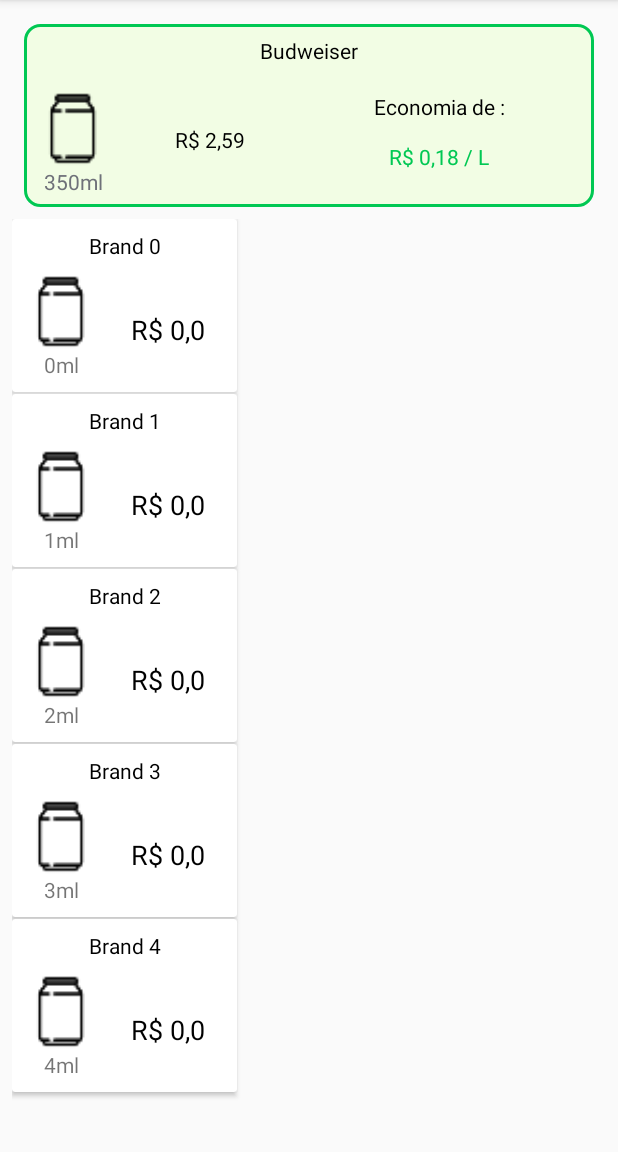
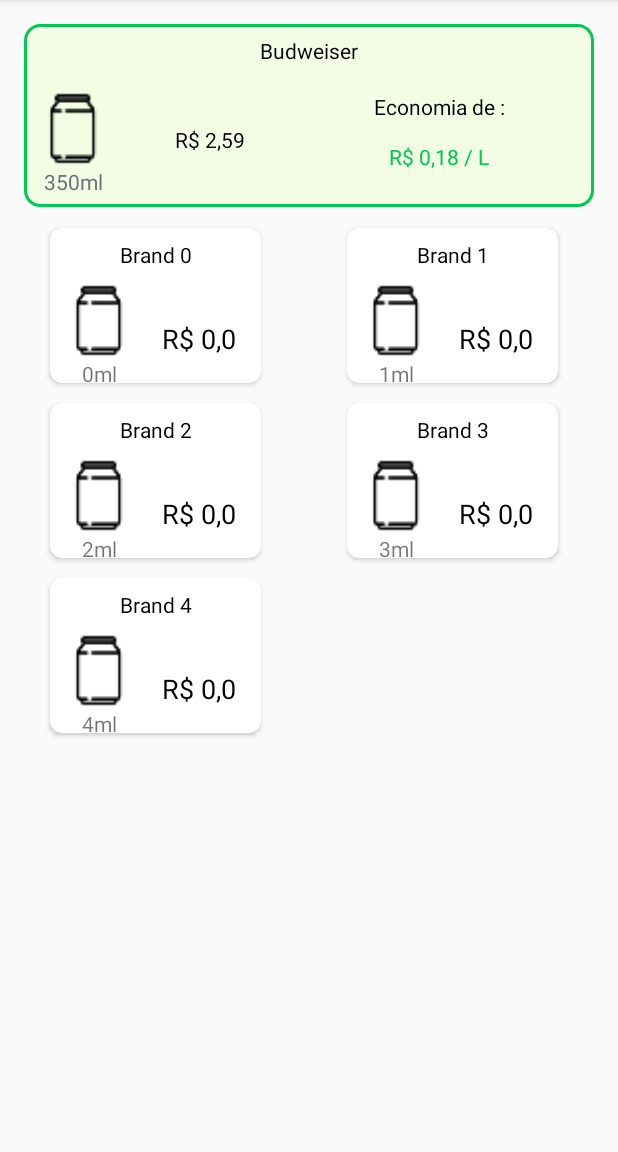
Before and after one commit to beerMais/beerMais-android, an Android app: the home screen opened directly, with no data from a screen before it, on a phone screen of 412 x 824 dp, the part 84-1236 px from its top. Run offline under Robolectric (Android 15) with nearby library versions, the phone set to English and light mode, and no system bars; libraries missing offline, so code that uses them is left out: br.com.joseneves.

Commit message:
Align beer cells to center

```diff
--- a/app/src/main/java/br/com/joseneves/beerMais/ios/home.kt
+++ b/app/src/main/java/br/com/joseneves/beerMais/ios/home.kt
@@ -1,23 +1,24 @@
 package br.com.joseneves.beerMais.ios
 
+import android.graphics.Rect
 import android.os.Bundle
-import android.support.design.widget.Snackbar
 import android.support.design.widget.NavigationView
 import android.support.v4.view.GravityCompat
 import android.support.v7.app.ActionBarDrawerToggle
 import android.support.v7.app.AppCompatActivity
-import android.support.v7.widget.LinearLayoutManager
+import android.support.v7.widget.GridLayoutManager
 import android.support.v7.widget.RecyclerView
 import android.view.Menu
 import android.view.MenuItem
+import android.view.View
 import kotlinx.android.synthetic.main.activity_home.*
 import kotlinx.android.synthetic.main.app_bar_home.*
 
 class home : AppCompatActivity(), NavigationView.OnNavigationItemSelectedListener {
 
-    private var mRecyclerView: RecyclerView? = null
+    private var beerRecyclerView: RecyclerView? = null
     private var mAdapter: RecyclerView.Adapter<*>? = null
-    var beers: ArrayList<Beer> = ArrayList()
+    private var beers: ArrayList<Beer> = ArrayList()
 
     override fun onCreate(savedInstanceState: Bundle?) {
         super.onCreate(savedInstanceState)
@@ -38,19 +39,19 @@
         nav_view.setNavigationItemSelectedListener(this)
 
         for (i in 0..4) {
-            val user = Beer()
-            user.id = i
-            user.amount = i
-            user.brand = "Brand $i"
-            user.amount = i
+            val beer = Beer()
+            beer.id = i
+            beer.amount = i
+            beer.brand = "Brand $i"
+            beer.amount = i
 
-            beers.add(user)
+            beers.add(beer)
         }
-        mRecyclerView = findViewById(R.id.my_recycler_view)
-        val mLayoutManager = LinearLayoutManager(this, LinearLayoutManager.VERTICAL, false)
-        mRecyclerView!!.layoutManager = mLayoutManager
+        beerRecyclerView = findViewById(R.id.beer_recyclerView)
+        beerRecyclerView!!.layoutManager = GridLayoutManager(this, 2)
+        beerRecyclerView!!.addItemDecoration(RecyclerViewMargin())
         mAdapter = BeerAdapter(beers)
-        mRecyclerView!!.adapter = mAdapter
+        beerRecyclerView!!.adapter = mAdapter
     }
 
     override fun onBackPressed() {
@@ -91,4 +92,18 @@
         drawer_layout.closeDrawer(GravityCompat.START)
         return true
     }
+
+    inner class RecyclerViewMargin: RecyclerView.ItemDecoration() {
+        override fun getItemOffsets(
+            outRect: Rect, view: View,
+            parent: RecyclerView, state: RecyclerView.State
+        ) {
+            val totalWidth = parent.width
+            val cardWidth = 150
+
+            var sidePadding = (totalWidth - cardWidth) / 14
+            sidePadding = Math.max(0, sidePadding)
+            outRect.set(sidePadding, 0, 0, 0)
+        }
+    }
 }
--- a/app/src/main/res/layout/content_home.xml
+++ b/app/src/main/res/layout/content_home.xml
@@ -65,8 +65,10 @@
             android:layout_width="0dp"
             android:layout_height="0dp" android:layout_marginTop="8dp"
             app:layout_constraintTop_toBottomOf="@+id/rank" android:layout_marginBottom="8dp"
-            app:layout_constraintBottom_toBottomOf="parent" app:layout_constraintVertical_bias="0.502"
+            app:layout_constraintBottom_toBottomOf="parent" app:layout_constraintVertical_bias="0.0"
             app:layout_constraintEnd_toEndOf="parent" android:layout_marginEnd="8dp"
             app:layout_constraintStart_toStartOf="parent" android:layout_marginStart="8dp"
-            android:id="@+id/my_recycler_view"/>
+            android:id="@+id/beer_recyclerView" app:layout_constraintHorizontal_bias="0.0"
+            android:gravity="center_horizontal"
+    />
 </android.support.constraint.ConstraintLayout>
--- a/app/src/main/res/layout/row_beer.xml
+++ b/app/src/main/res/layout/row_beer.xml
@@ -1,9 +1,14 @@
 <?xml version="1.0" encoding="utf-8"?>
 <android.support.v7.widget.CardView xmlns:android="http://schemas.android.com/apk/res/android"
-                                    xmlns:app="http://schemas.android.com/apk/res-auto" xmlns:tools="http://schemas.android.com/tools" android:layout_width="150dp"
+                                    xmlns:app="http://schemas.android.com/apk/res-auto"
+                                    xmlns:tools="http://schemas.android.com/tools" android:layout_width="150dp"
                                     android:layout_height="115dp"
                                     android:layout_marginBottom="1dp"
-                                    android:orientation="vertical">
+                                    android:orientation="vertical"
+                                    android:layout_gravity="center_horizontal"
+                                    android:animateLayoutChanges="true"
+                                    app:cardCornerRadius="8dp"
+                                    app:cardUseCompatPadding="true">
     <TextView
             android:text="Brand"
             android:layout_width="match_parent"
```
